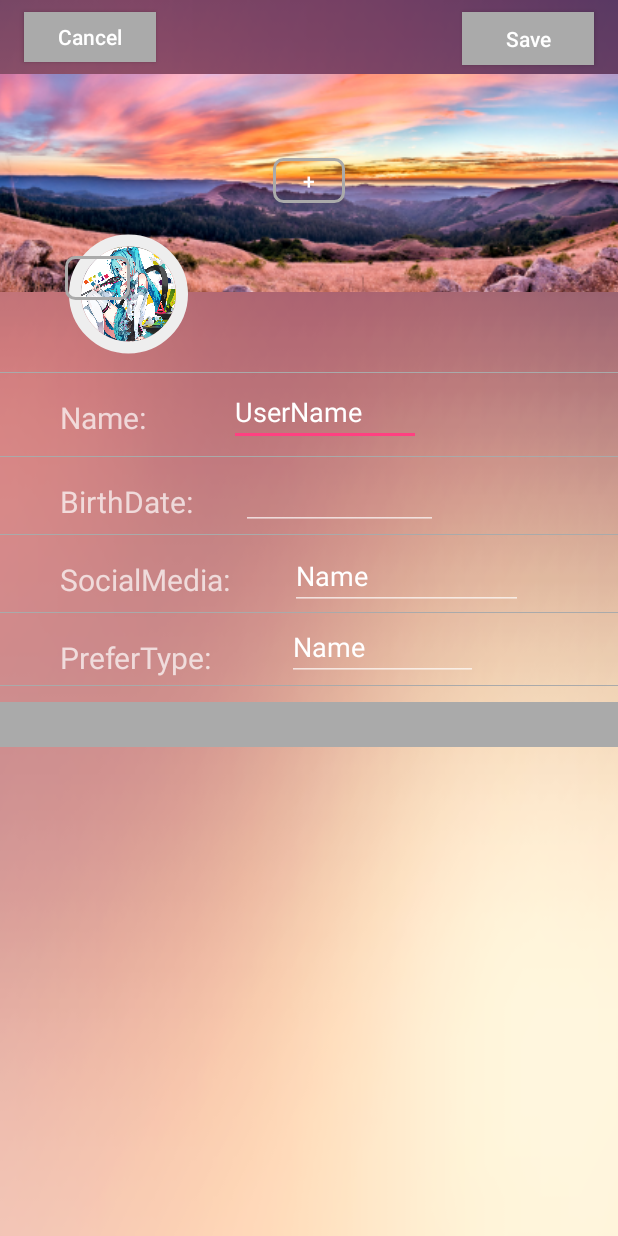
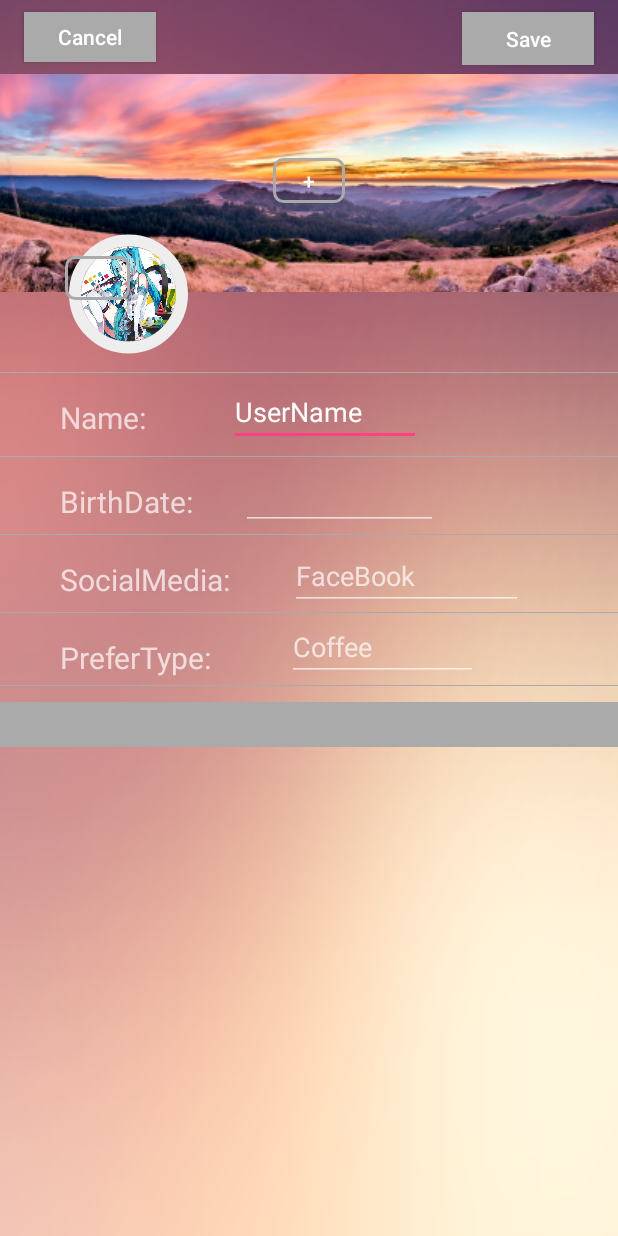
Before and after one commit to SummerProgram2018/DrinkingBuddies, an Android app: the EditProfile screen opened directly, with no data from a screen before it, on a phone screen of 412 x 824 dp. Run offline under Robolectric (Android 15) with nearby library versions, the phone set to English and light mode, and no system bars; plain views replace CircularImageView.

Commit message:
hint_edit_profile

```diff
--- a/app/src/main/java/com/example/jonahluton/drinkingbuddiesjonah/Tab0Range.java
+++ b/app/src/main/java/com/example/jonahluton/drinkingbuddiesjonah/Tab0Range.java
@@ -55,7 +55,7 @@ public class Tab0Range extends Fragment {
                         //TODO start the things
                         Bundle bundle = new Bundle();
                         Tab0Matching newTab = new Tab0Matching();
-                        bundle.put()
+                        bundle.put();
                         newTab.setArguments("FIND_FIELDS", f);
                         FragmentManager manager = getFragmentManager();
                         FragmentTransaction bob = manager.beginTransaction();
--- a/app/src/main/res/layout/activity_edit_profile.xml
+++ b/app/src/main/res/layout/activity_edit_profile.xml
@@ -238,7 +238,7 @@
         android:layout_marginTop="8dp"
         android:ems="10"
         android:inputType="textPersonName"
-        android:text="Name"
+        android:hint="FaceBook"
         app:layout_constraintEnd_toEndOf="parent"
         app:layout_constraintHorizontal_bias="0.746"
         app:layout_constraintStart_toStartOf="parent"
@@ -265,7 +265,7 @@
         android:layout_marginStart="8dp"
         android:ems="10"
         android:inputType="textPersonName"
-        android:text="Name"
+        android:hint="Coffee"
         app:layout_constraintEnd_toEndOf="parent"
         app:layout_constraintHorizontal_bias="0.662"
         app:layout_constraintStart_toStartOf="parent"
```
